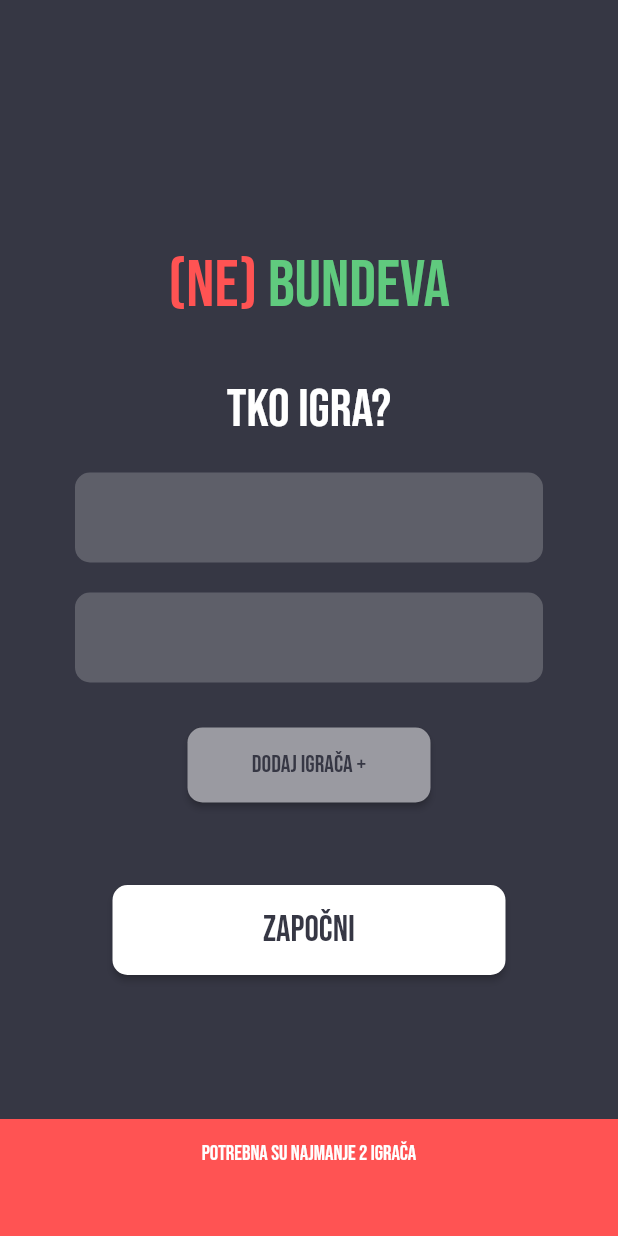
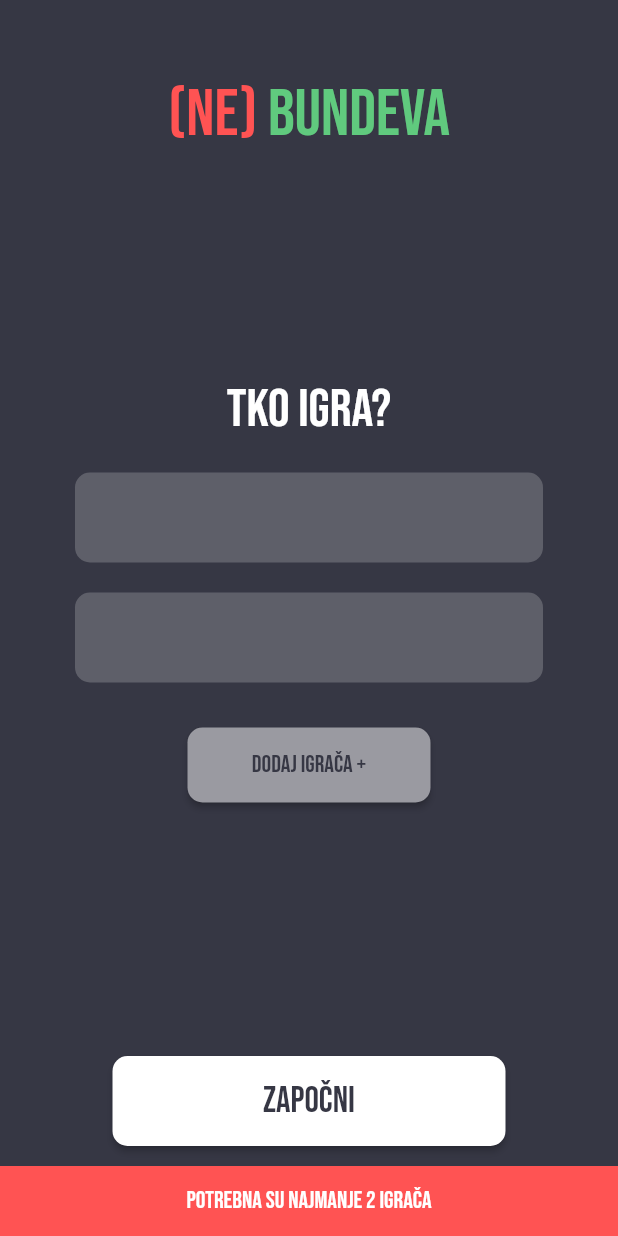
Before and after one commit to eniodordan/nebundeva, a Flutter app: the screen it shows after launch, after a tap on "Započni", on a phone screen of 412 x 824 dp. Run offline on Flutter 3.47's test engine with Material 2 defaults, Android fonts, the phone set to English and light mode, and no system bars; missing offline and left inert: shake.

Commit message:
Fixed home screen layout

```diff
--- a/lib/main.dart
+++ b/lib/main.dart
@@ -23,7 +23,10 @@ class Nebundeva extends StatelessWidget {
         title: '(Ne)bundeva',
         theme: ThemeData(
           brightness: Brightness.dark,
+          primaryColor: Colors.white,
+          accentColor: Colors.white,
           backgroundColor: kBackgroundColour,
+          dialogBackgroundColor: kBackgroundColour,
           scaffoldBackgroundColor: kBackgroundColour,
           fontFamily: 'BebasNeue',
         ),
--- a/lib/screens/game_screen/widgets/notification_overlay.dart
+++ b/lib/screens/game_screen/widgets/notification_overlay.dart
@@ -48,7 +48,7 @@ class NotificationOverlay extends ModalRoute<void> {
       child: Container(
         child: Center(
           child: Padding(
-            padding: EdgeInsets.symmetric(horizontal: 75),
+            padding: EdgeInsets.symmetric(horizontal: 50),
             child: Text(
               notificationMessage,
               textAlign: TextAlign.center,
--- a/lib/screens/home_screen/home_screen.dart
+++ b/lib/screens/home_screen/home_screen.dart
@@ -17,6 +17,115 @@ class _HomeScreenState extends State<HomeScreen> {
   bool isButtonVisible = true;
 
   @override
+  Widget build(BuildContext context) {
+    return WillPopScope(
+      onWillPop: () async => false,
+      child: Scaffold(
+        body: SingleChildScrollView(
+          physics: ClampingScrollPhysics(),
+          child: ConstrainedBox(
+            constraints: BoxConstraints(
+              minWidth: MediaQuery.of(context).size.width,
+              minHeight: MediaQuery.of(context).size.height,
+            ),
+            child: SafeArea(
+              child: Padding(
+                padding: EdgeInsets.symmetric(vertical: 50, horizontal: 50),
+                child: Column(
+                  mainAxisAlignment: MainAxisAlignment.spaceBetween,
+                  mainAxisSize: MainAxisSize.max,
+                  children: [
+                    Row(
+                      mainAxisAlignment: MainAxisAlignment.center,
+                      children: [
+                        Text(
+                          '(NE) ',
+                          style: TextStyle(
+                            color: kRedColour,
+                            fontSize: 44,
+                          ),
+                        ),
+                        Text(
+                          'BUNDEVA',
+                          style: TextStyle(
+                            color: kGreenColour,
+                            fontSize: 44,
+                          ),
+                        ),
+                      ],
+                    ),
+                    Column(
+                      children: [
+                        Padding(
+                          padding: EdgeInsets.symmetric(vertical: 10),
+                          child: Text(
+                            'Tko igra?',
+                            style: TextStyle(fontSize: 36),
+                          ),
+                        ),
+                        ..._getTextFields(),
+                        Visibility(
+                          visible: isButtonVisible,
+                          child: AddPlayerButton(
+                            onPressed: () {
+                              if (playersList.length < 4) {
+                                setState(() {
+                                  playersList.add('');
+                                  if (playersList.length == 4) {
+                                    isButtonVisible = false;
+                                  }
+                                });
+                              }
+                            },
+                          ),
+                        ),
+                      ],
+                    ),
+                    ActionButton(
+                      buttonText: 'Započni',
+                      textColour: kBackgroundColour,
+                      buttonColour: Colors.white,
+                      onPressed: () {
+                        List<String> players = [];
+
+                        playersList.forEach((playerName) {
+                          if (playerName.trim().isNotEmpty) {
+                            players.add(playerName.trim());
+                          }
+                        });
+
+                        if (players.length >= 2) {
+                          Navigator.pushNamed(context, ModeScreen.id,
+                              arguments: players);
+                        } else {
+                          ScaffoldMessenger.of(context).showSnackBar(
+                            SnackBar(
+                              content: Text(
+                                'Potrebna su najmanje 2 igrača',
+                                textAlign: TextAlign.center,
+                                style: TextStyle(
+                                  fontFamily: 'BebasNeue',
+                                  fontSize: 16,
+                                  color: Colors.white,
+                                ),
+                              ),
+                              backgroundColor: kRedColour,
+                            ),
+                          );
+                        }
+                      },
+                    ),
+                  ],
+                ),
+              ),
+            ),
+          ),
+        ),
+      ),
+    );
+  }
+
+  /* @override
   Widget build(BuildContext context) {
     final bottom = MediaQuery.of(context).viewInsets.bottom / 2;
 
@@ -99,15 +208,13 @@ class _HomeScreenState extends State<HomeScreen> {
                       } else {
                         ScaffoldMessenger.of(context).showSnackBar(
                           SnackBar(
-                            content: Container(
-                              height: 50,
-                              child: Text(
-                                'Potrebna su najmanje 2 igrača',
-                                textAlign: TextAlign.center,
-                                style: TextStyle(
-                                  fontFamily: 'BebasNeue',
-                                  color: Colors.white,
-                                ),
+                            content: Text(
+                              'Potrebna su najmanje 2 igrača',
+                              textAlign: TextAlign.center,
+                              style: TextStyle(
+                                fontFamily: 'BebasNeue',
+                                fontSize: 16,
+                                color: Colors.white,
                               ),
                             ),
                             backgroundColor: kRedColour,
@@ -123,7 +230,7 @@ class _HomeScreenState extends State<HomeScreen> {
         ),
       ),
     );
-  }
+  } */
 
   List<Widget> _getTextFields() {
     List<Widget> playersTextFields = [];
```
